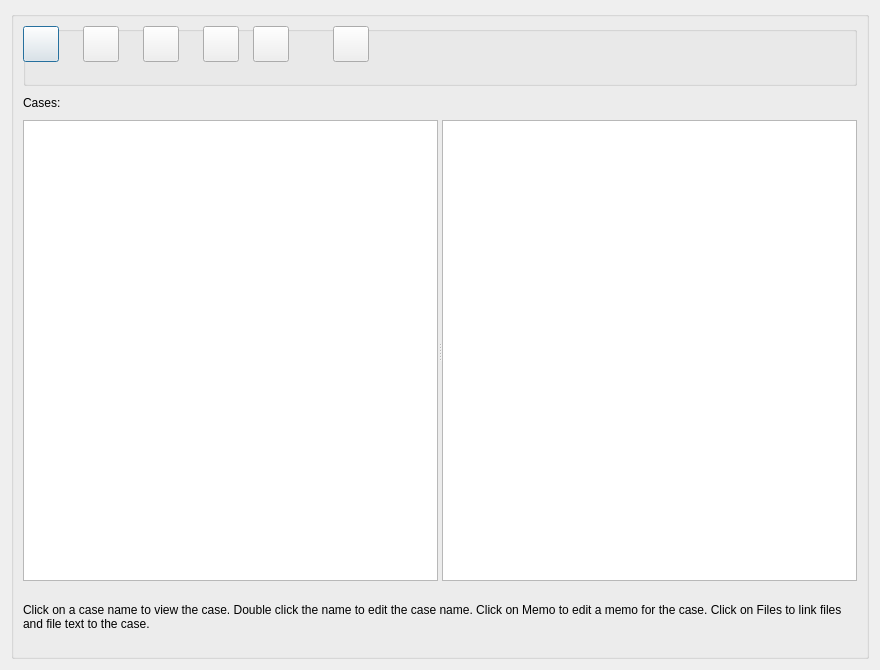
First picture: the form in GUI_UIs/ui_dialog_cases.ui, repository ccbogel/QualCoder, before the edit.
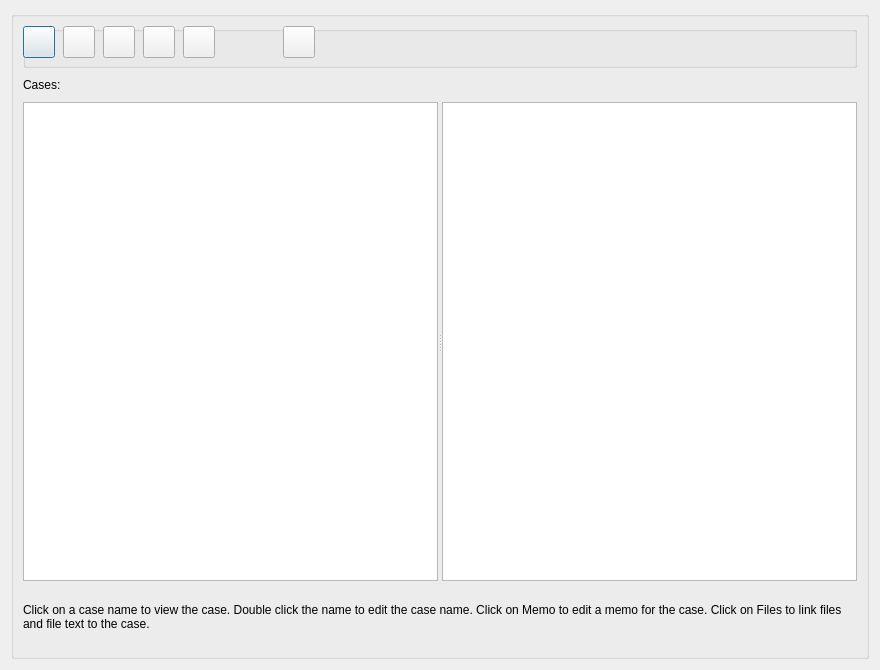
Second picture: the form after the edit.

What changed in the file:
```diff
--- a/GUI_UIs/ui_dialog_cases.ui
+++ b/GUI_UIs/ui_dialog_cases.ui
@@ -81,13 +81,13 @@
         <property name="minimumSize">
          <size>
           <width>0</width>
-          <height>60</height>
+          <height>42</height>
          </size>
         </property>
         <property name="maximumSize">
          <size>
           <width>16777215</width>
-          <height>60</height>
+          <height>42</height>
          </size>
         </property>
         <property name="title">
@@ -98,8 +98,8 @@
           <rect>
            <x>0</x>
            <y>0</y>
-           <width>36</width>
-           <height>36</height>
+           <width>32</width>
+           <height>32</height>
           </rect>
          </property>
          <property name="toolTip">
@@ -112,10 +112,10 @@
         <widget class="QPushButton" name="pushButton_delete">
          <property name="geometry">
           <rect>
-           <x>310</x>
+           <x>260</x>
            <y>0</y>
-           <width>36</width>
-           <height>36</height>
+           <width>32</width>
+           <height>32</height>
           </rect>
          </property>
          <property name="toolTip">
@@ -128,10 +128,10 @@
         <widget class="QPushButton" name="pushButton_import_cases">
          <property name="geometry">
           <rect>
-           <x>120</x>
+           <x>80</x>
            <y>0</y>
-           <width>36</width>
-           <height>36</height>
+           <width>32</width>
+           <height>32</height>
           </rect>
          </property>
          <property name="toolTip">
@@ -144,10 +144,10 @@
         <widget class="QPushButton" name="pushButton_add_attribute">
          <property name="geometry">
           <rect>
-           <x>60</x>
+           <x>40</x>
            <y>0</y>
-           <width>36</width>
-           <height>36</height>
+           <width>32</width>
+           <height>32</height>
           </rect>
          </property>
          <property name="toolTip">
@@ -188,10 +188,10 @@
         <widget class="QPushButton" name="pushButton_file_manager">
          <property name="geometry">
           <rect>
-           <x>180</x>
+           <x>120</x>
            <y>0</y>
-           <width>36</width>
-           <height>36</height>
+           <width>32</width>
+           <height>32</height>
           </rect>
          </property>
          <property name="toolTip">
@@ -204,10 +204,10 @@
         <widget class="QPushButton" name="pushButton_export_attributes">
          <property name="geometry">
           <rect>
-           <x>230</x>
+           <x>160</x>
            <y>0</y>
-           <width>36</width>
-           <height>36</height>
+           <width>32</width>
+           <height>32</height>
           </rect>
          </property>
          <property name="toolTip">
```
